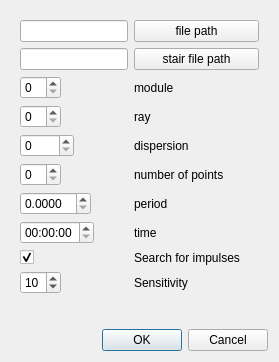
Old version of the form src/flowdetecter.ui in the repository vtyulb/BSA-Analytics.
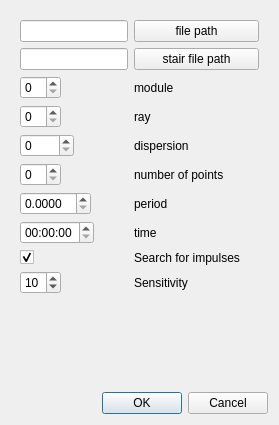
New version of the form.

```diff
--- a/src/flowdetecter.ui
+++ b/src/flowdetecter.ui
@@ -7,7 +7,7 @@
     <x>0</x>
     <y>0</y>
     <width>279</width>
-    <height>362</height>
+    <height>425</height>
    </rect>
   </property>
   <property name="windowTitle">
```
Left out of the diff: 60 changed lines with no effect on the pictures.
